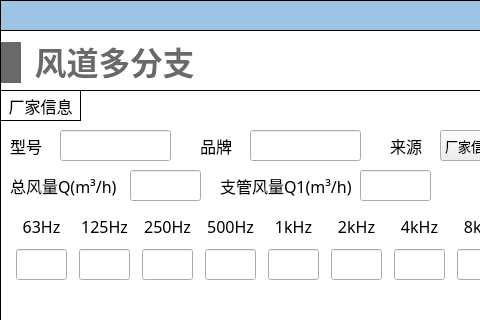
Above: NoiseCalSoft/inputDialog/dialog_duct_with_multi_ranc.ui from haobana/NoiCal before the change; both pictures show x 0 to 480 and y 0 to 320 of the 571 by 571 pixel window. Below: the same form after it.
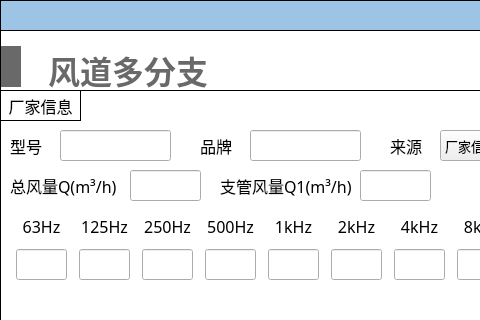
That is the form after the change. Icons and pictures are not drawn.

Diff of the .ui file:
```diff
--- a/NoiseCalSoft/inputDialog/dialog_duct_with_multi_ranc.ui
+++ b/NoiseCalSoft/inputDialog/dialog_duct_with_multi_ranc.ui
@@ -85,8 +85,8 @@
      <rect>
       <x>1</x>
       <y>10</y>
-      <width>201</width>
-      <height>45</height>
+      <width>228</width>
+      <height>54</height>
      </rect>
     </property>
     <layout class="QHBoxLayout" name="horizontalLayout_26">
@@ -121,6 +121,7 @@
         <font>
          <family>Microsoft YaHei</family>
          <pointsize>24</pointsize>
+         <weight>75</weight>
          <bold>true</bold>
         </font>
        </property>
```
Left out of the diff: 34 changed lines with no effect on the pictures.
